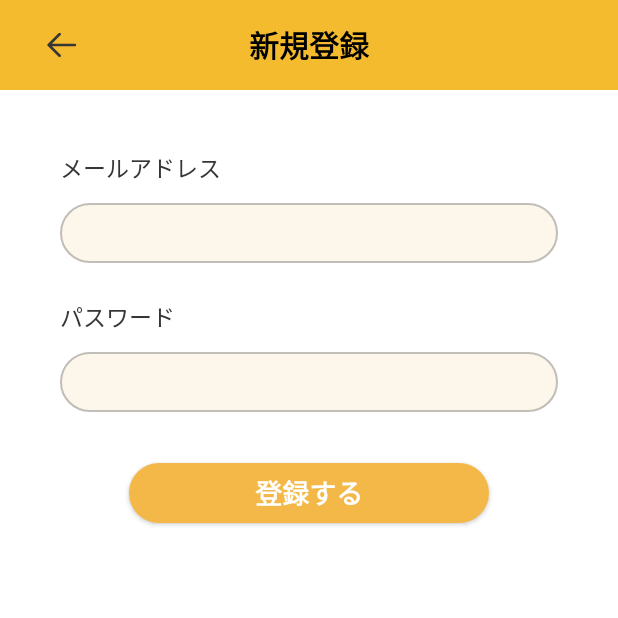
After one commit to Leapfrog-Software/PricetarPartner, an Android app: the fragment RegisterUserFragment placed in its activity, on a phone screen of 412 x 824 dp, the top half of it. The commit adds this screen. Run offline under Robolectric (Android 15) with nearby library versions, the phone set to English and light mode, and no system bars.

Commit message:
[Android] 新規登録画面を作成

```diff
--- a/Android/app/src/main/java/jp/co/lfg/pricetarpartner/Fragment/Splash/Common/Dialog.java
+++ b/Android/app/src/main/java/jp/co/lfg/pricetarpartner/Fragment/Common/Dialog.java
@@ -1,4 +1,4 @@
-package jp.co.lfg.pricetarpartner.Fragment.Splash.Common;
+package jp.co.lfg.pricetarpartner.Fragment.Common;
 
 import android.graphics.Color;
 import android.graphics.Typeface;
--- a/Android/app/src/main/java/jp/co/lfg/pricetarpartner/Fragment/Splash/Common/Loading.java
+++ b/Android/app/src/main/java/jp/co/lfg/pricetarpartner/Fragment/Common/Loading.java
@@ -1,4 +1,4 @@
-package jp.co.lfg.pricetarpartner.Fragment.Splash.Common;
+package jp.co.lfg.pricetarpartner.Fragment.Common;
 
 import android.os.Bundle;
 import android.view.LayoutInflater;
--- a/Android/app/src/main/java/jp/co/lfg/pricetarpartner/Fragment/Splash/Common/Picker/MultiPickerFragment.java
+++ b/Android/app/src/main/java/jp/co/lfg/pricetarpartner/Fragment/Common/Picker/MultiPickerFragment.java
@@ -1,4 +1,4 @@
-package jp.co.lfg.pricetarpartner.Fragment.Splash.Common.Picker;
+package jp.co.lfg.pricetarpartner.Fragment.Common.Picker;
 
 import android.os.Bundle;
 import android.view.LayoutInflater;
--- a/Android/app/src/main/java/jp/co/lfg/pricetarpartner/Fragment/Splash/Common/Picker/PickerAdapter.java
+++ b/Android/app/src/main/java/jp/co/lfg/pricetarpartner/Fragment/Common/Picker/PickerAdapter.java
@@ -1,4 +1,4 @@
-package jp.co.lfg.pricetarpartner.Fragment.Splash.Common.Picker;
+package jp.co.lfg.pricetarpartner.Fragment.Common.Picker;
 
 import android.content.Context;
 import android.view.LayoutInflater;
--- a/Android/app/src/main/java/jp/co/lfg/pricetarpartner/Fragment/Splash/Common/Picker/PickerFragment.java
+++ b/Android/app/src/main/java/jp/co/lfg/pricetarpartner/Fragment/Common/Picker/PickerFragment.java
@@ -1,4 +1,4 @@
-package jp.co.lfg.pricetarpartner.Fragment.Splash.Common.Picker;
+package jp.co.lfg.pricetarpartner.Fragment.Common.Picker;
 
 import android.os.Bundle;
 import android.os.Handler;
--- /dev/null
+++ b/Android/app/src/main/java/jp/co/lfg/pricetarpartner/Fragment/Splash/RegisterUserFragment.java
@@ -0,0 +1,87 @@
+package jp.co.lfg.pricetarpartner.Fragment.Splash;
+
+import android.os.Bundle;
+import android.view.LayoutInflater;
+import android.view.View;
+import android.view.ViewGroup;
+import android.widget.EditText;
+
+import jp.co.lfg.pricetarpartner.Fragment.BaseFragment;
+import jp.co.lfg.pricetarpartner.Fragment.Common.Dialog;
+import jp.co.lfg.pricetarpartner.Fragment.Common.Loading;
+import jp.co.lfg.pricetarpartner.Fragment.MyPage.Profile.ProfileFragment;
+import jp.co.lfg.pricetarpartner.Http.Requester.RegisterUserRequester;
+import jp.co.lfg.pricetarpartner.R;
+import jp.co.lfg.pricetarpartner.System.DeviceUtility;
+import jp.co.lfg.pricetarpartner.System.SaveData;
+
+public class RegisterUserFragment extends BaseFragment {
+
+    @Override
+    public View onCreateView(LayoutInflater inflater, ViewGroup container, Bundle savedInstance) {
+
+        View view = inflater.inflate(R.layout.fragment_register_user, null);
+
+        initAction(view);
+
+        return view;
+    }
+
+    private void initAction(View view) {
+
+        view.findViewById(R.id.backButton).setOnClickListener(new View.OnClickListener() {
+            @Override
+            public void onClick(View v) {
+                DeviceUtility.hideSoftKeyboard();
+                popFragment(AnimationType.horizontal);
+            }
+        });
+
+        view.findViewById(R.id.registerButton).setOnClickListener(new View.OnClickListener() {
+            @Override
+            public void onClick(View v) {
+                DeviceUtility.hideSoftKeyboard();
+                onClickRegister();
+            }
+        });
+    }
+
+    private void onClickRegister() {
+
+        View view = getView();
+        if (view == null) {
+            return;
+        }
+
+        String email = ((EditText)view.findViewById(R.id.emailEditText)).getText().toString();
+        String password = ((EditText)view.findViewById(R.id.passwordEditText)).getText().toString();
+
+        if (email.length() == 0) {
+            Dialog.show(Dialog.Style.error, "エラー", "メールアドレスの入力がありません");
+            return;
+        }
+        if (password.length() == 0) {
+            Dialog.show(Dialog.Style.error, "エラー", "パスワードの入力がありません");
+            return;
+        }
+
+        Loading.start();
+
+        RegisterUserRequester.register(email, password, new RegisterUserRequester.Callback() {
+            @Override
+            public void didReceiveData(boolean result, String userId) {
+                if (result) {
+                    SaveData saveData = SaveData.getInstance();
+                    saveData.userId = userId;
+                    saveData.save();
+
+                    ProfileFragment fragment = new ProfileFragment();
+                    fragment.set(ProfileFragment.TransitionSource.register);
+                    stackFragment(fragment, AnimationType.horizontal);
+                } else {
+                    Dialog.show(Dialog.Style.error, "エラー", "通信に失敗しました");
+                }
+            }
+        });
+    }
+}
--- /dev/null
+++ b/Android/app/src/main/java/jp/co/lfg/pricetarpartner/Fragment/Tabbar/TabbarFragment.java
@@ -0,0 +1,6 @@
+package jp.co.lfg.pricetarpartner.Fragment.Tabbar;
+
+import jp.co.lfg.pricetarpartner.Fragment.BaseFragment;
+
+public class TabbarFragment extends BaseFragment {
+}
--- a/Android/app/src/main/java/jp/co/lfg/pricetarpartner/MainActivity.java
+++ b/Android/app/src/main/java/jp/co/lfg/pricetarpartner/MainActivity.java
@@ -5,10 +5,11 @@ import androidx.fragment.app.FragmentTransaction;
 
 import android.os.Bundle;
 
-import jp.co.lfg.pricetarpartner.Fragment.Splash.Common.Dialog;
-import jp.co.lfg.pricetarpartner.Fragment.Splash.Common.Loading;
+import jp.co.lfg.pricetarpartner.Fragment.Common.Dialog;
+import jp.co.lfg.pricetarpartner.Fragment.Common.Loading;
 import jp.co.lfg.pricetarpartner.Fragment.Splash.SplashFragment;
 import jp.co.lfg.pricetarpartner.System.DeviceUtility;
+import jp.co.lfg.pricetarpartner.System.SaveData;
 
 public class MainActivity extends AppCompatActivity {
 
@@ -19,6 +20,7 @@ public class MainActivity extends AppCompatActivity {
 
         Loading.initialize(this);
         Dialog.initialize(this);
+        SaveData.getInstance().initialize(this);
         DeviceUtility.initialize(this);
 
         FragmentTransaction transaction = getSupportFragmentManager().beginTransaction();
--- a/Android/app/src/main/res/drawable/shape_dialog_cancel_button.xml
+++ b/Android/app/src/main/res/drawable/shape_dialog_cancel_button.xml
@@ -4,6 +4,6 @@
     android:layout_width="match_parent"
     android:layout_height="match_parent">
 
-    <solid android:color="@color/dialogButtonCancel" />
+    <solid android:color="#C8C8C8" />
     <corners android:radius="4dp" />
 </shape>
--- a/Android/app/src/main/res/drawable/shape_dialog_error_button.xml
+++ b/Android/app/src/main/res/drawable/shape_dialog_error_button.xml
@@ -4,6 +4,6 @@
     android:layout_width="match_parent"
     android:layout_height="match_parent">
 
-    <solid android:color="@color/dialogButtonError" />
+    <solid android:color="#E64942" />
     <corners android:radius="4dp" />
 </shape>
--- /dev/null
+++ b/Android/app/src/main/res/drawable/shape_fdf6eb_corner20_borderc1bdb7.xml
@@ -0,0 +1,12 @@
+<?xml version="1.0" encoding="utf-8"?>
+<shape xmlns:android="http://schemas.android.com/apk/res/android"
+    android:shape="rectangle"
+    android:layout_width="match_parent"
+    android:layout_height="match_parent">
+
+    <solid android:color="#FDF6EB" />
+    <corners android:radius="20dp"/>
+    <stroke
+        android:width="1dp"
+        android:color="#C1BDB7"/>
+</shape>
--- /dev/null
+++ b/Android/app/src/main/res/layout/fragment_register_user.xml
@@ -0,0 +1,90 @@
+<?xml version="1.0" encoding="utf-8"?>
+<LinearLayout xmlns:android="http://schemas.android.com/apk/res/android"
+    android:layout_width="match_parent"
+    android:layout_height="match_parent"
+    android:id="@+id/rootLayout"
+    android:background="#fff"
+    android:clickable="true"
+    android:orientation="vertical">
+
+    <FrameLayout
+        android:layout_width="match_parent"
+        android:layout_height="60dp"
+        android:background="#F4BB2E">
+        <ImageButton
+            android:id="@+id/backButton"
+            android:layout_width="60dp"
+            android:layout_height="60dp"
+            android:src="@drawable/back"
+            android:scaleType="fitCenter"
+            android:background="#0000"
+            android:layout_marginLeft="10dp"/>
+        <TextView
+            android:layout_width="wrap_content"
+            android:layout_height="wrap_content"
+            android:text="新規登録"
+            android:textSize="20dp"
+            android:textColor="#000"
+            android:textStyle="bold"
+            android:layout_gravity="center"/>
+    </FrameLayout>
+
+    <TextView
+        android:layout_width="wrap_content"
+        android:layout_height="wrap_content"
+        android:text="メールアドレス"
+        android:textSize="15dp"
+        android:textColor="#363636"
+        android:layout_marginTop="40dp"
+        android:layout_marginLeft="40dp"/>
+
+    <EditText
+        android:id="@+id/emailEditText"
+        android:layout_width="match_parent"
+        android:layout_height="40dp"
+        android:textSize="15dp"
+        android:textColor="#363636"
+        android:layout_marginTop="12dp"
+        android:layout_marginLeft="40dp"
+        android:layout_marginRight="40dp"
+        android:paddingLeft="20dp"
+        android:paddingRight="20dp"
+        android:inputType="text"
+        android:background="@drawable/shape_fdf6eb_corner20_borderc1bdb7"/>
+
+    <TextView
+        android:layout_width="wrap_content"
+        android:layout_height="wrap_content"
+        android:text="パスワード"
+        android:textSize="15dp"
+        android:textColor="#363636"
+        android:layout_marginTop="24dp"
+        android:layout_marginLeft="40dp"/>
+
+    <EditText
+        android:id="@+id/passwordEditText"
+        android:layout_width="match_parent"
+        android:layout_height="40dp"
+        android:textSize="15dp"
+        android:textColor="#363636"
+        android:layout_marginTop="12dp"
+        android:layout_marginLeft="40dp"
+        android:layout_marginRight="40dp"
+        android:paddingLeft="20dp"
+        android:paddingRight="20dp"
+        android:inputType="text"
+        android:background="@drawable/shape_fdf6eb_corner20_borderc1bdb7"/>
+
+    <Button
+        android:id="@+id/registerButton"
+        android:layout_width="240dp"
+        android:layout_height="40dp"
+        android:background="@drawable/shape_f4b848_corner20"
+        android:layout_gravity="center_horizontal"
+        android:layout_marginTop="34dp"
+        android:text="登録する"
+        android:textSize="18dp"
+        android:textColor="#fff"
+        android:textStyle="bold"/>
+
+</LinearLayout>
```
Also changed, not shown: Android/app/src/main/java/jp/co/lfg/pricetarpartner/Fragment/MyPage/Profile/ProfileFragment.java (added, +18 -0 lines), Android/app/src/main/java/jp/co/lfg/pricetarpartner/Fragment/Splash/SplashFragment.java (+98 -1 lines).
